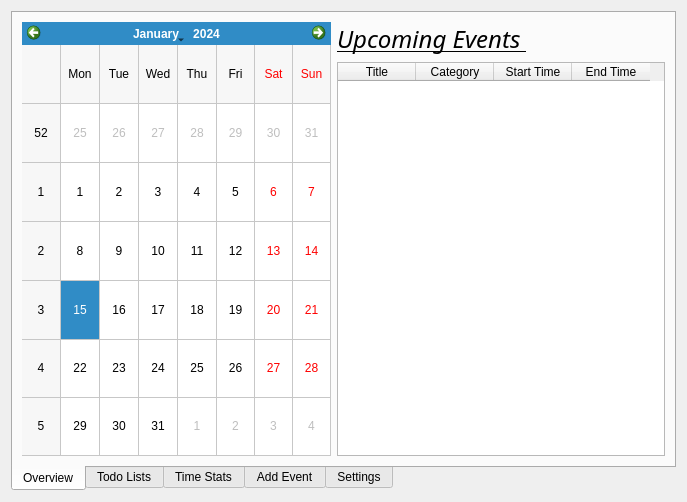
First picture: the form in Calendar/mainwindowtabbed.ui, repository oscarl1127/CSUSM_CS441_Project, before the edit.
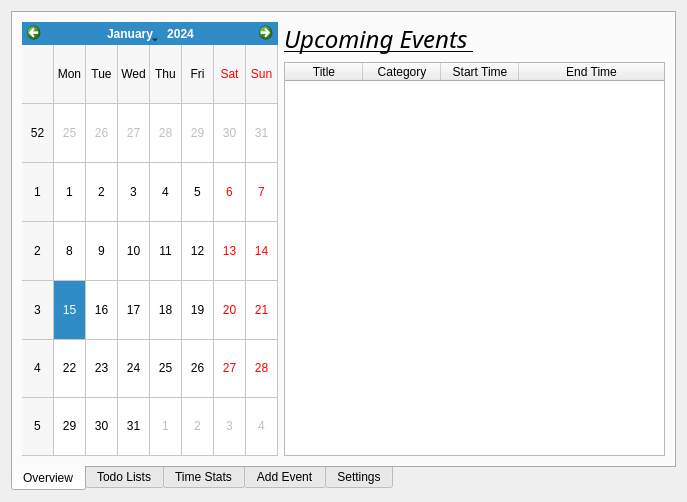
Second picture: the form after the edit.

Commit message: select only row for upcoming events

```diff
--- a/Calendar/mainwindowtabbed.ui
+++ b/Calendar/mainwindowtabbed.ui
@@ -117,6 +117,9 @@
          <property name="dragEnabled">
           <bool>false</bool>
          </property>
+         <property name="alternatingRowColors">
+          <bool>true</bool>
+         </property>
          <property name="selectionMode">
           <enum>QAbstractItemView::NoSelection</enum>
          </property>
@@ -139,13 +142,13 @@
           <number>78</number>
          </attribute>
          <attribute name="horizontalHeaderStretchLastSection">
-          <bool>false</bool>
+          <bool>true</bool>
          </attribute>
          <attribute name="verticalHeaderVisible">
           <bool>false</bool>
          </attribute>
          <attribute name="verticalHeaderShowSortIndicator" stdset="0">
-          <bool>false</bool>
+          <bool>true</bool>
          </attribute>
          <attribute name="verticalHeaderStretchLastSection">
           <bool>false</bool>
```
Left out of the diff: 2 changed lines with no effect on the pictures.
